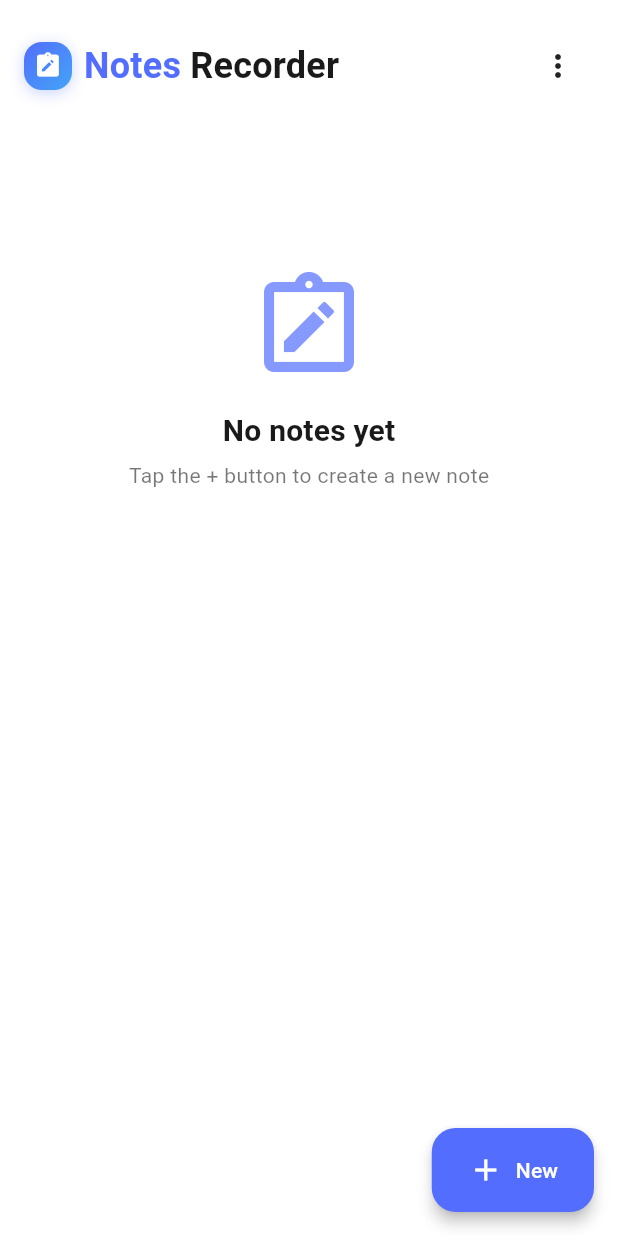
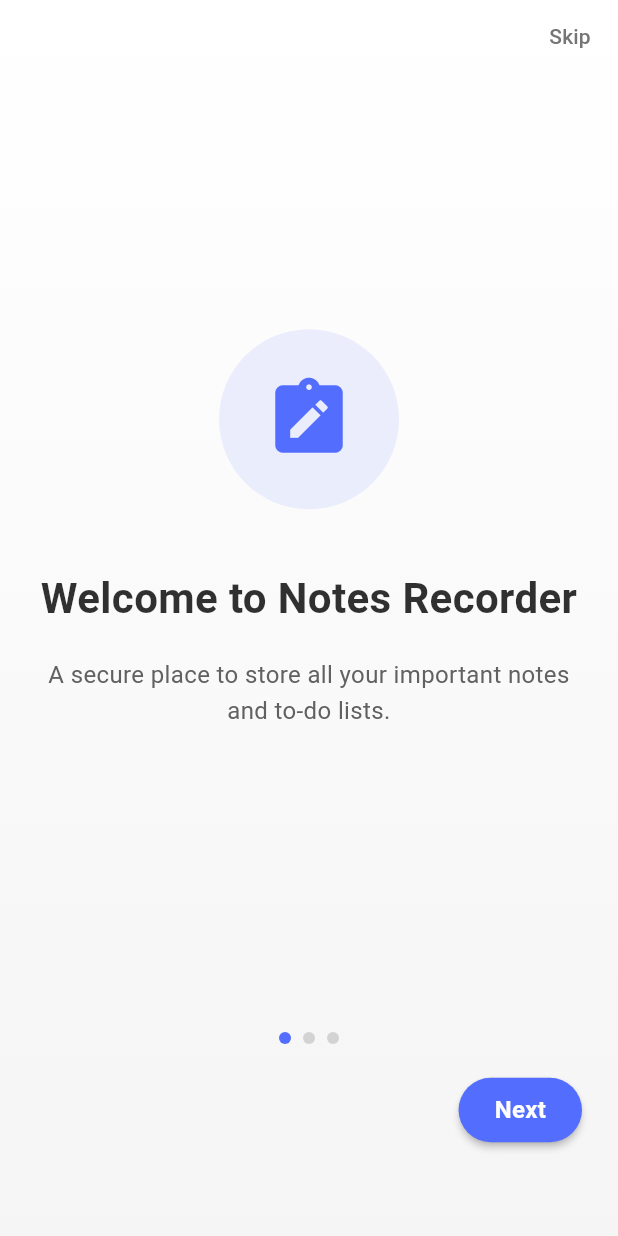
Before and after one commit to mohamed-emad-c4/Notes-App, a Flutter app: the screen it shows after launch, on a phone screen of 412 x 824 dp. Run offline on Flutter 3.47's test engine with Material 3 defaults, Android fonts, the phone set to English and light mode, and no system bars; our stand-ins replace bloc, flutter_bloc, flutter_secure_storage, font_awesome_flutter, get, shared_preferences and 1 more; accounts and stored records are empty.

Commit message:
Refactor home screen to include tutorial display logic and improve state management with FutureBuilder

```diff
--- /dev/null
+++ b/lib/shared/tutorial_screen.dart
@@ -0,0 +1,315 @@
+import 'package:flutter/material.dart';
+import 'package:test1/shared/app_theme.dart';
+import 'package:test1/shared_prefrence.dart';
+import 'package:get/get.dart';
+import 'package:test1/shared/double_tap_animation.dart';
+
+class TutorialScreen extends StatefulWidget {
+  final VoidCallback onComplete;
+
+  const TutorialScreen({super.key, required this.onComplete});
+
+  @override
+  State<TutorialScreen> createState() => _TutorialScreenState();
+}
+
+class _TutorialScreenState extends State<TutorialScreen> {
+  final PageController _pageController = PageController();
+  int _currentPage = 0;
+  final int _numPages = 3;
+
+  List<TutorialPage> tutorialPages = [
+    TutorialPage(
+      title: "Welcome to Notes Recorder",
+      description:
+          "A secure place to store all your important notes and to-do lists.",
+      icon: Icons.note_alt,
+      color: AppTheme.primaryColor,
+    ),
+    TutorialPage(
+      title: "Hidden Notes Feature",
+      description:
+          "Double-tap on 'Notes' title to access your secret notes, protected with a PIN code.",
+      icon: Icons.lock_outline,
+      color: Colors.green,
+    ),
+    TutorialPage(
+      title: "Get Started",
+      description: "Swipe, organize, and secure your notes with ease.",
+      icon: Icons.check_circle_outline,
+      color: Colors.blue,
+    ),
+  ];
+
+  @override
+  Widget build(BuildContext context) {
+    return Scaffold(
+      body: Container(
+        decoration: BoxDecoration(
+          gradient: LinearGradient(
+            begin: Alignment.topCenter,
+            end: Alignment.bottomCenter,
+            colors: [
+              Colors.white,
+              Colors.grey.shade100,
+            ],
+          ),
+        ),
+        child: SafeArea(
+          child: Column(
+            children: [
+              Align(
+                alignment: Alignment.topRight,
+                child: TextButton(
+                  onPressed: widget.onComplete,
+                  child:
+                      Text("Skip", style: TextStyle(color: Colors.grey[600])),
+                ),
+              ),
+              Expanded(
+                child: PageView.builder(
+                  controller: _pageController,
+                  itemCount: _numPages,
+                  onPageChanged: (int page) {
+                    setState(() {
+                      _currentPage = page;
+                    });
+                  },
+                  itemBuilder: (context, index) {
+                    return _buildPage(context, tutorialPages[index]);
+                  },
+                ),
+              ),
+              _buildPageIndicator(),
+              _buildBottomButtons(),
+              const SizedBox(height: 40),
+            ],
+          ),
+        ),
+      ),
+    );
+  }
+
+  Widget _buildPage(BuildContext context, TutorialPage page) {
+    return Padding(
+      padding: const EdgeInsets.all(24.0),
+      child: Column(
+        mainAxisAlignment: MainAxisAlignment.center,
+        children: [
+          Container(
+            width: 120,
+            height: 120,
+            decoration: BoxDecoration(
+              color: page.color.withOpacity(0.1),
+              shape: BoxShape.circle,
+            ),
+            child: Icon(
+              page.icon,
+              size: 60,
+              color: page.color,
+            ),
+          ),
+          const SizedBox(height: 40),
+          Text(
+            page.title,
+            style: const TextStyle(
+              fontSize: 28,
+              fontWeight: FontWeight.bold,
+            ),
+            textAlign: TextAlign.center,
+          ),
+          const SizedBox(height: 20),
+          Text(
+            page.description,
+            style: TextStyle(
+              fontSize: 16,
+              color: Colors.grey[700],
+              height: 1.5,
+            ),
+            textAlign: TextAlign.center,
+          ),
+          const SizedBox(height: 30),
+          if (page.title == "Hidden Notes Feature") _buildHiddenNoteDemo(),
+        ],
+      ),
+    );
+  }
+
+  Widget _buildHiddenNoteDemo() {
+    return Container(
+      padding: const EdgeInsets.all(16),
+      decoration: BoxDecoration(
+        color: Colors.white,
+        borderRadius: BorderRadius.circular(16),
+        boxShadow: [
+          BoxShadow(
+            color: Colors.black.withOpacity(0.05),
+            blurRadius: 10,
+            offset: const Offset(0, 4),
+          ),
+        ],
+      ),
+      child: Column(
+        children: [
+          const Text(
+            "Double tap on 'Notes' to access hidden notes",
+            style: TextStyle(fontSize: 14, fontWeight: FontWeight.w500),
+            textAlign: TextAlign.center,
+          ),
+          const SizedBox(height: 16),
+          const DoubleTapAnimation(),
+          const SizedBox(height: 16),
+          Container(
+            padding: const EdgeInsets.all(8),
+            decoration: BoxDecoration(
+              color: Colors.green.withOpacity(0.1),
+              borderRadius: BorderRadius.circular(8),
+            ),
+            child: const Row(
+              mainAxisSize: MainAxisSize.min,
+              children: [
+                Icon(Icons.lock, color: Colors.green, size: 16),
+                SizedBox(width: 8),
+                Text(
+                  "PIN protected",
+                  style: TextStyle(
+                    color: Colors.green,
+                    fontWeight: FontWeight.w500,
+                  ),
+                ),
+              ],
+            ),
+          ),
+        ],
+      ),
+    );
+  }
+
+  Widget _buildPageIndicator() {
+    List<Widget> indicators = [];
+    for (int i = 0; i < _numPages; i++) {
+      indicators.add(
+        Container(
+          width: 8.0,
+          height: 8.0,
+          margin: const EdgeInsets.symmetric(horizontal: 4.0),
+          decoration: BoxDecoration(
+            shape: BoxShape.circle,
+            color: _currentPage == i
+                ? AppTheme.primaryColor
+                : Colors.grey.withOpacity(0.4),
+          ),
+        ),
+      );
+    }
+    return Row(
+      mainAxisAlignment: MainAxisAlignment.center,
+      children: indicators,
+    );
+  }
+
+  Widget _buildBottomButtons() {
+    return Padding(
+      padding: const EdgeInsets.symmetric(horizontal: 24.0, vertical: 20.0),
+      child: Row(
+        mainAxisAlignment: MainAxisAlignment.spaceBetween,
+        children: [
+          _currentPage > 0
+              ? TextButton(
+                  onPressed: () {
+                    _pageController.previousPage(
+                      duration: const Duration(milliseconds: 300),
+                      curve: Curves.easeInOut,
+                    );
+                  },
+                  child: const Text("Back"),
+                )
+              : const SizedBox(width: 80),
+          _currentPage < _numPages - 1
+              ? ElevatedButton(
+                  onPressed: () {
+                    _pageController.nextPage(
+                      duration: const Duration(milliseconds: 300),
+                      curve: Curves.easeInOut,
+                    );
+                  },
+                  style: ElevatedButton.styleFrom(
+                    backgroundColor: AppTheme.primaryColor,
+                    foregroundColor: Colors.white,
+                    padding: const EdgeInsets.symmetric(
+                      horizontal: 24,
+                      vertical: 12,
+                    ),
+                    shape: RoundedRectangleBorder(
+                      borderRadius: BorderRadius.circular(30),
+                    ),
+                  ),
+                  child: const Text("Next"),
+                )
+              : ElevatedButton(
+                  onPressed: widget.onComplete,
+                  style: ElevatedButton.styleFrom(
+                    backgroundColor: AppTheme.primaryColor,
+                    foregroundColor: Colors.white,
+                    padding: const EdgeInsets.symmetric(
+                      horizontal: 24,
+                      vertical: 12,
+                    ),
+                    shape: RoundedRectangleBorder(
+                      borderRadius: BorderRadius.circular(30),
+                    ),
+                  ),
+                  child: const Text("Get Started"),
+                ),
+        ],
+      ),
+    );
+  }
+}
+
+class TutorialPage {
+  final String title;
+  final String description;
+  final IconData icon;
+  final Color color;
+
+  TutorialPage({
+    required this.title,
+    required this.description,
+    required this.icon,
+    required this.color,
+  });
+}
+
+// Helper to show tutorial only once
+class TutorialHelper {
+  static Future<bool> shouldShowTutorial() async {
+    final SharePrefrenceClass prefs = SharePrefrenceClass();
+    final bool hasShownTutorial = await prefs.getVlue(
+      key: 'has_shown_tutorial',
+      defaultValue: false,
+    );
+    return !hasShownTutorial;
+  }
+
+  static Future<void> markTutorialShown() async {
+    final SharePrefrenceClass prefs = SharePrefrenceClass();
+    await prefs.saveValuebool(
+      key: 'has_shown_tutorial',
+      value: true,
+    );
+  }
+
+  static void showTutorial(BuildContext context,
+      {required VoidCallback onComplete}) {
+    Get.to(
+      TutorialScreen(onComplete: () {
+        markTutorialShown();
+        onComplete();
+      }),
+      fullscreenDialog: true,
+      transition: Transition.fade,
+      duration: const Duration(milliseconds: 300),
+    );
+  }
+}
--- a/lib/view/home.dart
+++ b/lib/view/home.dart
@@ -14,7 +14,7 @@ import 'package:test1/cubit/update_cubit.dart';
 import 'package:test1/generated/l10n.dart';
 import 'package:test1/models/note.dart';
 import 'package:test1/shared/app_theme.dart';
-import 'package:test1/shared_prefrence.dart';
+import 'package:test1/shared/tutorial_screen.dart';
 import 'package:test1/view/add_note.dart';
 import 'package:test1/view/more_view/creat_PIN.dart';
 import 'package:test1/view/more_view/enter_PIN.dart';
@@ -99,7 +99,10 @@ class Home extends StatelessWidget {
       locale: Locale(lang),
       title: 'Notes Recorder',
       theme: AppTheme.getTheme(isDarkMode),
-      home: BlocBuilder<UpdateCubit, UpdateState>(
+      home: FutureBuilder<bool>(
+        future: TutorialHelper.shouldShowTutorial(),
+        builder: (context, snapshot) {
+          final notesScreen = BlocBuilder<UpdateCubit, UpdateState>(
             builder: (context, state) {
               if (state is UpdateInitial) {
                 return Notes(allNotes: allNotes, isDarkMode: isDarkMode);
@@ -115,6 +118,23 @@ class Home extends StatelessWidget {
                   ),
                 );
               }
+            },
+          );
+
+          // If we should show the tutorial (first time)
+          if (snapshot.hasData && snapshot.data == true) {
+            // Wait a bit before showing tutorial to allow UI to build
+            WidgetsBinding.instance.addPostFrameCallback((_) {
+              TutorialHelper.showTutorial(
+                context,
+                onComplete: () {
+                  Get.back(); // Close tutorial and return to app
+                },
+              );
+            });
+          }
+
+          return notesScreen;
         },
       ),
     );
```
Also changed, not shown: lib/shared/double_tap_animation.dart (added, +151 -0 lines). Lines whose indentation alone changed are shown as unchanged.
